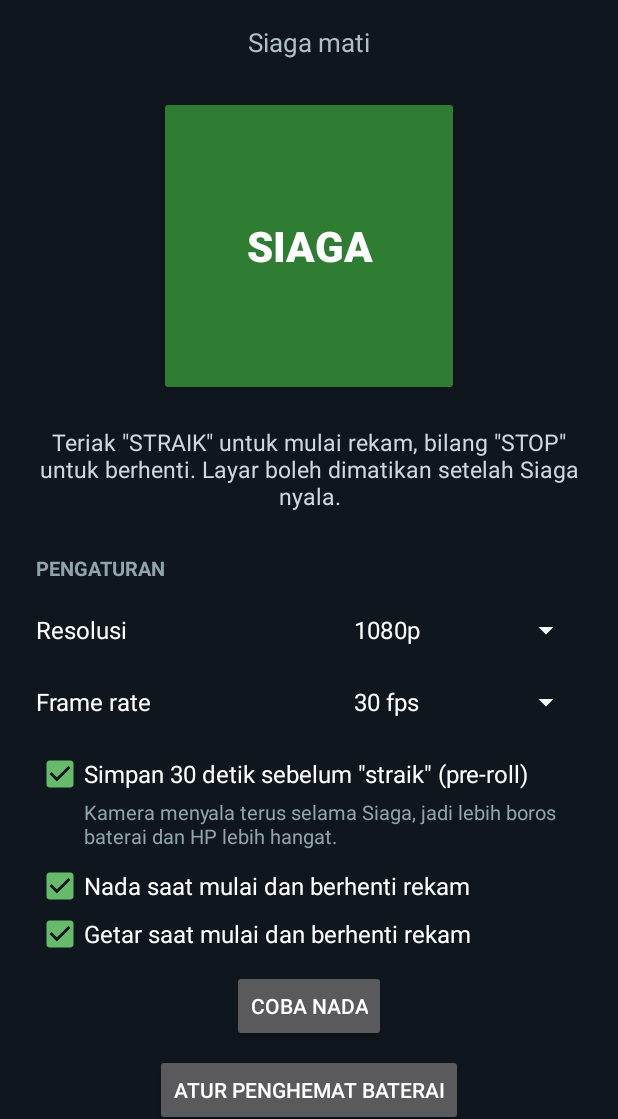
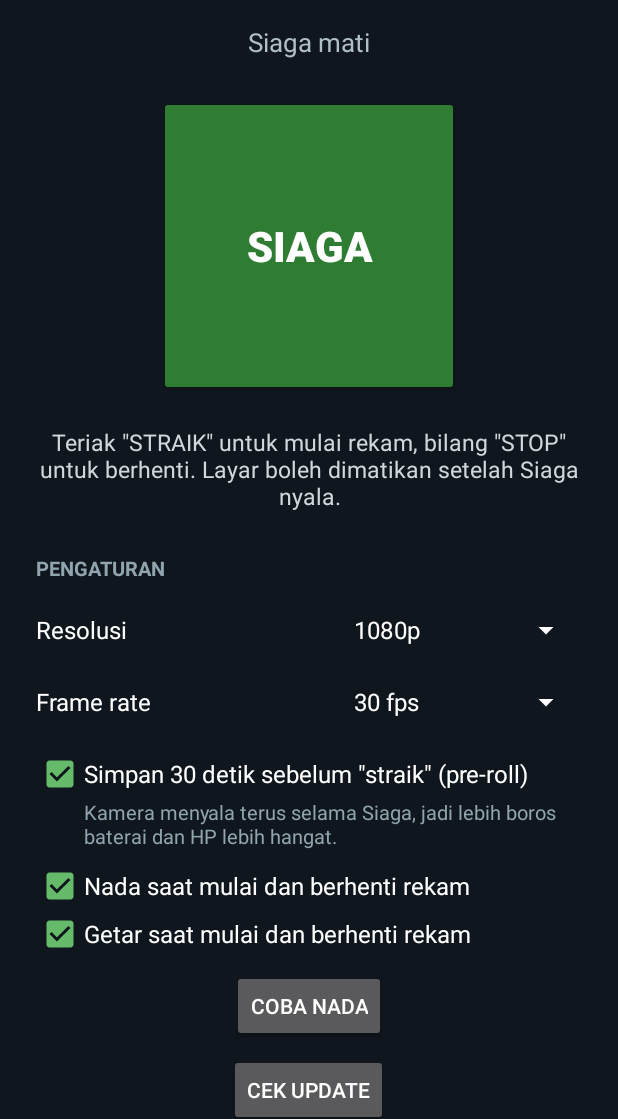
Before and after one commit to setiyawanjr95-rgb/straike-cam, an Android app: the screen it shows after launch (MainActivity), on a phone screen of 412 x 824 dp, the part 117-1236 px from its top. Run offline under Robolectric (Android 15) with nearby library versions, the phone set to English and light mode, and no system bars.

Commit message:
Perbaiki crash rekam, buka pilihan 60 fps, tambah log crash dan update otomatis
- ClipRecorder: tulis sampel dalam try/catch, timestamp file mulai dari 0
- VideoEngine: buat sesi kamera dalam try/catch, stabilisasi mati di 4K/60fps
- CameraSupport: deteksi 60 fps lebih longgar (tidak hanya kelas MediaCodec)
- AudioEngine: keluar dari loop kalau mikrofon error, bukan muter terus
- App/CrashLog: simpan stack trace crash dan tampilkan di layar utama
- Updater: cek GitHub Releases, unduh APK, pasang lewat PackageInstaller

Co-Authored-By: Claude Sonnet 5.5 <noreply@anthropic.com>

```diff
--- a/app/src/main/AndroidManifest.xml
+++ b/app/src/main/AndroidManifest.xml
@@ -11,9 +11,12 @@
     <uses-permission android:name="android.permission.POST_NOTIFICATIONS" />
     <uses-permission android:name="android.permission.WAKE_LOCK" />
     <uses-permission android:name="android.permission.VIBRATE" />
+    <uses-permission android:name="android.permission.INTERNET" />
+    <uses-permission android:name="android.permission.REQUEST_INSTALL_PACKAGES" />
     <uses-permission android:name="android.permission.REQUEST_IGNORE_BATTERY_OPTIMIZATIONS" />
 
     <application
+        android:name=".App"
         android:allowBackup="false"
         android:largeHeap="true"
         android:icon="@drawable/ic_launcher"
@@ -30,6 +33,8 @@
             </intent-filter>
         </activity>
 
+        <receiver android:name=".InstallResultReceiver" android:exported="false" />
+
         <service
             android:name=".StandbyService"
             android:exported="false"
--- /dev/null
+++ b/app/src/main/java/id/straikcam/App.kt
@@ -0,0 +1,29 @@
+package id.straikcam
+
+import android.app.Application
+import java.io.File
+import java.text.SimpleDateFormat
+import java.util.Date
+import java.util.Locale
+
+/** Saves the stack trace of any crash so the main screen can show it on the next launch. */
+class App : Application() {
+    override fun onCreate() {
+        super.onCreate()
+        val previous = Thread.getDefaultUncaughtExceptionHandler()
+        Thread.setDefaultUncaughtExceptionHandler { thread, error ->
+            try {
+                val time = SimpleDateFormat("yyyy-MM-dd HH:mm:ss", Locale.US).format(Date())
+                CrashLog.file(this).writeText("$time (thread ${thread.name})\n${error.stackTraceToString().take(4000)}")
+            } catch (e: Exception) {
+            }
+            previous?.uncaughtException(thread, error)
+        }
+    }
+}
+
+object CrashLog {
+    fun file(app: android.content.Context) = File(app.filesDir, "last_crash.txt")
+    fun read(app: android.content.Context): String? = file(app).takeIf { it.exists() }?.readText()
+    fun clear(app: android.content.Context) { file(app).delete() }
+}
--- a/app/src/main/java/id/straikcam/AudioEngine.kt
+++ b/app/src/main/java/id/straikcam/AudioEngine.kt
@@ -71,7 +71,11 @@ class AudioEngine(
         try {
             while (running) {
                 val n = record.read(chunk, 0, chunk.size)
-                if (n <= 0) continue
+                if (n < 0) {
+                    main.post { onError("Mikrofon terputus (kode $n)") }
+                    break
+                }
+                if (n == 0) continue
                 val endUs = clockUs()
 
                 // 48 kHz -> 16 kHz for the recognizer.
--- a/app/src/main/java/id/straikcam/MainActivity.kt
+++ b/app/src/main/java/id/straikcam/MainActivity.kt
@@ -68,6 +68,12 @@ class MainActivity : ComponentActivity() {
             }
         }
         binding.btnBattery.setOnClickListener { openBatterySettings() }
+        binding.btnUpdate.setOnClickListener { checkUpdate(auto = false) }
+        binding.btnCrashClose.setOnClickListener {
+            CrashLog.clear(this)
+            showCrash()
+        }
+        showCrash()
         binding.btnTestTone.setOnClickListener {
             feedback.recordingStarted()
             Handler(Looper.getMainLooper()).postDelayed({ feedback.recordingStopped() }, 1200)
@@ -87,6 +93,61 @@ class MainActivity : ComponentActivity() {
                 AppState.status.collect { render(it) }
             }
         }
+    }
+
+    override fun onStart() {
+        super.onStart()
+        val mode = AppState.status.value.mode
+        if (mode == Mode.OFF || mode == Mode.ERROR) checkUpdate(auto = true)
+    }
+
+    private fun showCrash() {
+        val log = CrashLog.read(this)
+        binding.crashInfo.visibility = if (log == null) View.GONE else View.VISIBLE
+        binding.btnCrashClose.visibility = if (log == null) View.GONE else View.VISIBLE
+        if (log != null) binding.crashInfo.text = "Aplikasi sempat crash. Kirim teks ini ke developer:\n\n$log"
+    }
+
+    private var updating = false
+
+    /** Looks for a newer release; when found, downloads it and opens the Android installer. */
+    private fun checkUpdate(auto: Boolean) {
+        if (updating) return
+        updating = true
+        val info = binding.updateInfo
+        if (!auto) { info.visibility = View.VISIBLE; info.text = "Mengecek update..." }
+        val ui = Handler(Looper.getMainLooper())
+        Thread {
+            when (val result = Updater.check(this)) {
+                is Updater.Check.Newer -> {
+                    val r = result.release
+                    ui.post { info.visibility = View.VISIBLE; info.text = "Versi ${r.name} ditemukan, mengunduh..." }
+                    try {
+                        val apk = Updater.download(this, r) { pct ->
+                            ui.post { info.text = "Mengunduh versi ${r.name}: $pct%" }
+                        }
+                        ui.post {
+                            if (!packageManager.canRequestPackageInstalls()) {
+                                info.text = "Izinkan Straik Cam memasang aplikasi, lalu tekan Cek update lagi."
+                                startActivity(
+                                    Intent(Settings.ACTION_MANAGE_UNKNOWN_APP_SOURCES, Uri.parse("package:$packageName")),
+                                )
+                            } else {
+                                info.text = "Versi ${r.name} siap, ikuti layar pemasangan."
+                                try { Updater.install(this, apk) } catch (e: Exception) {
+                                    info.text = "Gagal memasang update: ${e.message}"
+                                }
+                            }
+                        }
+                    } catch (e: Exception) {
+                        ui.post { info.visibility = View.VISIBLE; info.text = "Gagal mengunduh update" }
+                    }
+                }
+                is Updater.Check.UpToDate -> if (!auto) ui.post { info.text = "Sudah versi terbaru" }
+                is Updater.Check.Failed -> if (!auto) ui.post { info.text = "Cek update gagal: ${result.reason}" }
+            }
+            ui.post { updating = false }
+        }.start()
     }
 
     /** Fills the resolution / fps pickers with only what this phone can record. */
--- a/app/src/main/res/layout/activity_main.xml
+++ b/app/src/main/res/layout/activity_main.xml
@@ -30,6 +30,35 @@
             android:text="Siaga mati"
             android:textColor="#FFB0BEC5"
             android:textSize="17sp" />
+
+        <TextView
+            android:id="@+id/crashInfo"
+            android:layout_width="match_parent"
+            android:layout_height="wrap_content"
+            android:layout_marginTop="12dp"
+            android:background="#FF3E1F1F"
+            android:padding="10dp"
+            android:textColor="#FFFF8A80"
+            android:textIsSelectable="true"
+            android:textSize="11sp"
+            android:visibility="gone" />
+
+        <Button
+            android:id="@+id/btnCrashClose"
+            android:layout_width="wrap_content"
+            android:layout_height="wrap_content"
+            android:text="Tutup log crash"
+            android:visibility="gone" />
+
+        <TextView
+            android:id="@+id/updateInfo"
+            android:layout_width="match_parent"
+            android:layout_height="wrap_content"
+            android:layout_marginTop="8dp"
+            android:gravity="center"
+            android:textColor="#FF81C784"
+            android:textSize="14sp"
+            android:visibility="gone" />
 
         <Button
             android:id="@+id/btnStandby"
@@ -159,6 +188,13 @@
             android:text="Coba nada" />
 
         <Button
+            android:id="@+id/btnUpdate"
+            android:layout_width="wrap_content"
+            android:layout_height="wrap_content"
+            android:layout_marginTop="8dp"
+            android:text="Cek update" />
+
+        <Button
             android:id="@+id/btnBattery"
             android:layout_width="wrap_content"
             android:layout_height="wrap_content"
```
Also changed, not shown: app/src/main/java/id/straikcam/CameraSupport.kt (+11 -2 lines), app/src/main/java/id/straikcam/ClipRecorder.kt (+11 -2 lines), app/src/main/java/id/straikcam/Updater.kt (added, +124 -0 lines), app/src/main/java/id/straikcam/VideoEngine.kt (+11 -3 lines).
